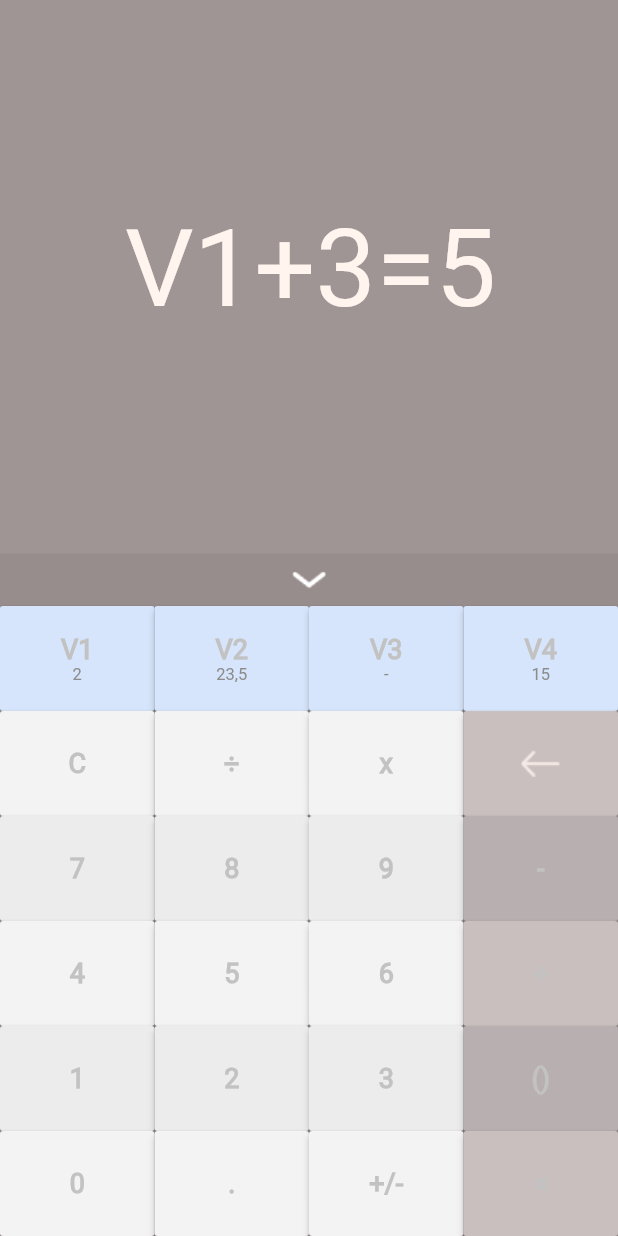
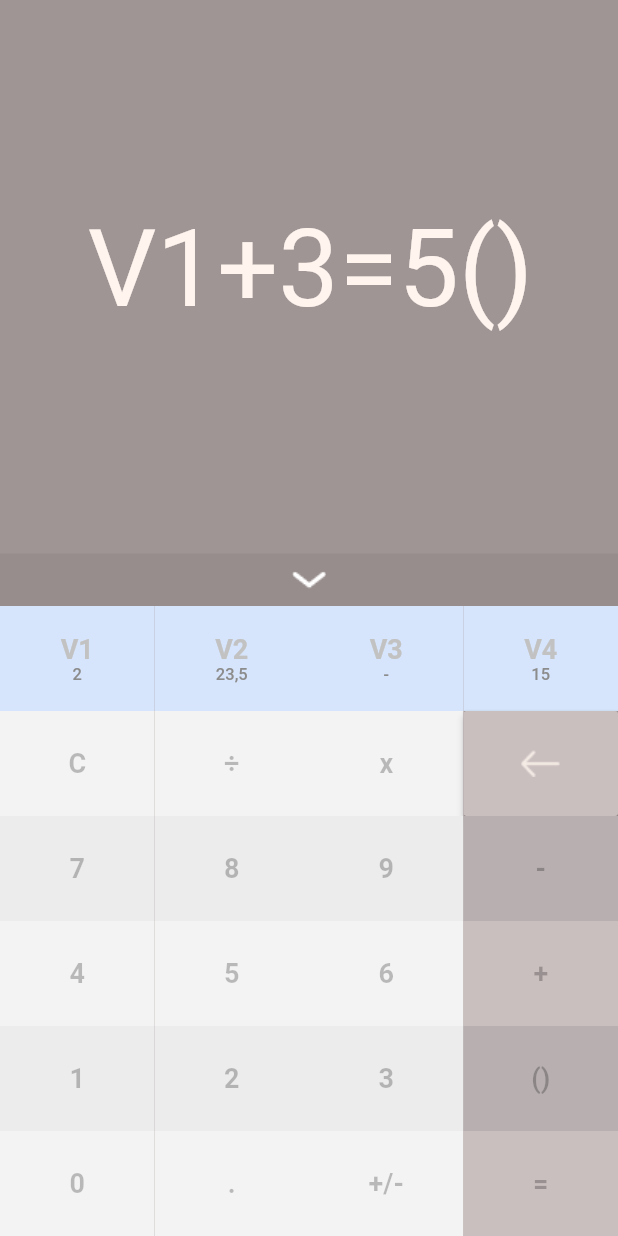
Before and after one commit to Densdix/calc_flutter_app, a Flutter app: the screen it shows after launch, after a tap on "()", on a phone screen of 412 x 824 dp. Run offline on Flutter 3.47's test engine with Material 2 defaults, Android fonts, the phone set to English and light mode, and no system bars.

Commit message:
updated screen and button style

```diff
--- a/lib/main.dart
+++ b/lib/main.dart
@@ -11,7 +11,7 @@ class MyApp extends StatelessWidget {
       theme: ThemeData(
         primarySwatch: Colors.blue,
       ),
-      home: MyHomePage(title: 'Calculator'),
+      home: Calculator(title: 'Calculator'),
     );
   }
 }
--- /dev/null
+++ b/lib/ui/display/screen.dart
@@ -0,0 +1,26 @@
+
+import 'package:flutter/material.dart';
+
+class ScreenPanel extends StatefulWidget{
+  String text = "";
+  ScreenPanel(this.text);
+
+  @override
+  State<StatefulWidget> createState() => _ScreenPanelState();
+
+}
+
+class _ScreenPanelState extends State<ScreenPanel>{
+
+  @override
+  Widget build(BuildContext context) {
+    return Expanded(
+      child: Container(
+          height: 161,
+          alignment: Alignment.center,
+          padding: EdgeInsets.fromLTRB(15, 32.65, 13, 43.35),
+          child: Text(widget.text,
+            style: TextStyle(color: Color.fromRGBO(255, 245, 238, 1), fontSize: 72, fontFamily: "Roboto", fontStyle: FontStyle.normal),)),
+    );
+  }
+}
--- a/lib/ui/main_screen.dart
+++ b/lib/ui/main_screen.dart
@@ -1,19 +1,20 @@
+import 'package:calc_flutter_app/ui/display/screen.dart';
 import 'package:calc_flutter_app/ui/widgets/button_panel.dart';
 import 'package:calc_flutter_app/ui/widgets/custom_button.dart';
 import 'package:flutter/cupertino.dart';
 import 'package:flutter/material.dart';
 
-class MyHomePage extends StatefulWidget {
-  MyHomePage({Key key, this.title}) : super(key: key);
+class Calculator extends StatefulWidget {
+  Calculator({Key key, this.title}) : super(key: key);
 
   String text = "V1+3=5";
   final String title;
 
   @override
-  _MyHomePageState createState() => _MyHomePageState();
+  _CalculatorState createState() => _CalculatorState();
 }
 
-class _MyHomePageState extends State<MyHomePage> {
+class _CalculatorState extends State<Calculator> {
 
 
   @override
@@ -23,14 +24,7 @@ class _MyHomePageState extends State<MyHomePage> {
         color: Color.fromRGBO(160, 149, 149, 1),
         child: Column(
           children: <Widget>[
-            Expanded(
-              child: Container(
-                  height: 161,
-                  alignment: Alignment.center,
-                  padding: EdgeInsets.fromLTRB(15, 32.65, 13, 43.35),
-                  child: Text(widget.text,
-                    style: TextStyle(color: Color.fromRGBO(255, 245, 238, 1), fontSize: 72, fontFamily: "Roboto", fontStyle: FontStyle.normal),)),
-            ),
+            ScreenPanel(widget.text),
             Container(
               height: 35,
               color: Color.fromRGBO(152, 141, 141, 1),
@@ -40,10 +34,36 @@ class _MyHomePageState extends State<MyHomePage> {
                 ),
               ),
             ),
-            ButtonPanel()
+            ButtonPanel(this.onButtonPressed)
           ],
         ),
       ), // This trailing comma makes auto-formatting nicer for build methods.
     );
   }
+
+  void onButtonPressed(String t) {
+    if(t == "C"){
+      clearScreen();
+    }
+    else if (t == "arrow"){
+      cleanSymbol();
+    }
+    else setState(() {
+        widget.text += t;
+      });
+  }
+
+  void clearScreen(){
+    setState(() {
+      widget.text ="";
+    });
+  }
+
+  void cleanSymbol(){
+    setState(() {
+      widget.text = widget.text.substring(0, widget.text.length - 1);
+    });
+  }
+
+
 }
--- a/lib/ui/widgets/button_panel.dart
+++ b/lib/ui/widgets/button_panel.dart
@@ -3,6 +3,9 @@ import 'package:calc_flutter_app/ui/widgets/v_panel.dart';
 import 'package:flutter/material.dart';
 
 class ButtonPanel extends StatelessWidget{
+  Function pressed;
+  ButtonPanel(this.pressed);
+
   @override
   Widget build(BuildContext context) {
     return Container(
@@ -20,9 +23,9 @@ class ButtonPanel extends StatelessWidget{
           ),
           Row(
             children: <Widget>[
-              MyButton("C", Color.fromRGBO(243, 243, 243, 1)),
-              MyButton("÷", Color.fromRGBO(243, 243, 243, 1)),
-              MyButton("x", Color.fromRGBO(243, 243, 243, 1)),
+              MyButton("C", Color.fromRGBO(243, 243, 243, 1), onButtonPressed:  this.pressed),
+              MyButton("÷", Color.fromRGBO(243, 243, 243, 1), onButtonPressed:  this.pressed),
+              MyButton("x", Color.fromRGBO(243, 243, 243, 1), onButtonPressed:  this.pressed),
               Expanded(
                 child: MaterialButton(
                   child: Center(child: Image.asset(
@@ -30,39 +33,39 @@ class ButtonPanel extends StatelessWidget{
                   ),),
                   height: 70,
                   color: Color.fromRGBO(202, 191, 191, 1),
-                  onPressed: () {},
+                  onPressed: (){pressed("arrow");},
                 ),
               ),
             ],
           ),
           Row(
             children: <Widget>[
-              MyButton("7", Color.fromRGBO(236, 236, 236, 1)),
-              MyButton("8", Color.fromRGBO(236, 236, 236, 1)),
-              MyButton("9", Color.fromRGBO(236, 236, 236, 1)),
-              MyButton("-", Color.fromRGBO(184, 176, 176, 1)),
+              MyButton("7", Color.fromRGBO(236, 236, 236, 1), onButtonPressed:  this.pressed),
+              MyButton("8", Color.fromRGBO(236, 236, 236, 1), onButtonPressed:  this.pressed),
+              MyButton("9", Color.fromRGBO(236, 236, 236, 1), onButtonPressed:  this.pressed),
+              MyButton("-", Color.fromRGBO(184, 176, 176, 1), onButtonPressed:  this.pressed),
             ],
           ),
           Row(
             children: <Widget>[
-              MyButton("4", Color.fromRGBO(243, 243, 243, 1)),
-              MyButton("5", Color.fromRGBO(243, 243, 243, 1)),
-              MyButton("6", Color.fromRGBO(243, 243, 243, 1)),
-              MyButton("+", Color.fromRGBO(202, 191, 191, 1)),
+              MyButton("4", Color.fromRGBO(243, 243, 243, 1), onButtonPressed:  this.pressed),
+              MyButton("5", Color.fromRGBO(243, 243, 243, 1), onButtonPressed:  this.pressed),
+              MyButton("6", Color.fromRGBO(243, 243, 243, 1), onButtonPressed:  this.pressed),
+              MyButton("+", Color.fromRGBO(202, 191, 191, 1), onButtonPressed:  this.pressed),
             ],
           ),Row(
             children: <Widget>[
-              MyButton("1", Color.fromRGBO(236, 236, 236, 1)),
-              MyButton("2", Color.fromRGBO(236, 236, 236, 1)),
-              MyButton("3", Color.fromRGBO(236, 236, 236, 1)),
-              MyButton("()", Color.fromRGBO(184, 176, 176, 1)),
+              MyButton("1", Color.fromRGBO(236, 236, 236, 1), onButtonPressed:  this.pressed),
+              MyButton("2", Color.fromRGBO(236, 236, 236, 1), onButtonPressed:  this.pressed),
+              MyButton("3", Color.fromRGBO(236, 236, 236, 1), onButtonPressed:  this.pressed),
+              MyButton("()", Color.fromRGBO(184, 176, 176, 1), onButtonPressed:  this.pressed),
             ],
           ),Row(
             children: <Widget>[
-              MyButton("0", Color.fromRGBO(243, 243, 243, 1)),
-              MyButton(".", Color.fromRGBO(243, 243, 243, 1)),
-              MyButton("+/-", Color.fromRGBO(243, 243, 243, 1)),
-              MyButton("=", Color.fromRGBO(202, 191, 191, 1)),
+              MyButton("0", Color.fromRGBO(243, 243, 243, 1), onButtonPressed:  this.pressed),
+              MyButton(".", Color.fromRGBO(243, 243, 243, 1), onButtonPressed:  this.pressed),
+              MyButton("+/-", Color.fromRGBO(243, 243, 243, 1), onButtonPressed:  this.pressed),
+              MyButton("=", Color.fromRGBO(202, 191, 191, 1), onButtonPressed:  this.pressed),
             ],
           )
         ],
--- a/lib/ui/widgets/custom_button.dart
+++ b/lib/ui/widgets/custom_button.dart
@@ -4,101 +4,24 @@ import 'package:flutter/material.dart';
 class MyButton extends StatelessWidget {
   String _number;
   Color _btnColor;
-  String text = "0";
-  String _text = "0";
-  String operand = "";
-  String number = "";
-  double num1 = 0.0;
-  double num2 = 0.0;
-  bool flag = false;
-  Function(String) myCallback;
 
+  Function(String) onButtonPressed;
 
-  MyButton(this._number, this._btnColor, {this.myCallback});
-
-  addSymbol(String symbol){
-    myCallback(symbol);
-  }
+  MyButton(this._number, this._btnColor, {this.onButtonPressed});
 
   @override
   Widget build(BuildContext context) {
     return Expanded(
-      child: MaterialButton(
-        child: Text(_number, style: TextStyle(fontSize: 18, fontFamily: "Roboto", fontWeight: FontWeight.bold),),
-        height: 70,
+      child: Container(
         color: _btnColor,
-        padding: EdgeInsets.all(0.0),
-        textColor: Color.fromRGBO(194,194,194,1), onPressed: () {},
+        child: MaterialButton(
+          child: Text(_number, style: TextStyle(fontSize: 18, fontFamily: "Roboto", fontWeight: FontWeight.bold, color: Color.fromARGB(62, 0, 0, 0)),),
+          height: 70,
+          onPressed: (){onButtonPressed(_number);},
+        ),
       ),
     );
 
-  /*@override
-  Widget build(BuildContext context) {
-    return Expanded(
-      child: FlatButton(
-        shape: RoundedRectangleBorder(
-            borderRadius: BorderRadius.circular(0.0),
-            side: BorderSide(
-                color: Colors.white,
-                width: 1,
-                style: BorderStyle.solid
-            )
-        ),
-        padding: EdgeInsets.all(20),
-        child: Text(_number, style: TextStyle(fontSize: 20)),
-        onPressed: () => addSymbol(_number),
-        color: _color,
-        textColor: Colors.white,
-      ),
-    );*/
-//    addSymbol(String symbol) {
-//      myCallback(symbol);
-//      return;
-//      if(text.length <= 30) {
-//        if (symbol == "C") {
-//          _text = "0";
-//          text = "0";
-//          operand = "";
-//          num1 = 0.0;
-//          num2 = 0.0;
-//        }
-//        else if (symbol == "+" || symbol == "-" || symbol == "*" || symbol == "/") {
-//          num1 = double.parse(number);
-//          number = "";
-//          _text += symbol;
-//          operand = symbol;
-//        }
-//        else if (symbol == "=") {
-//          num2 = double.parse(number);
-//          number = "";
-//          switch (operand) {
-//            case "+":
-//              _text = (num1 + num2).toString();
-//              break;
-//            case "-":
-//              _text = (num1 - num2).toString();
-//              break;
-//            case "*":
-//              _text = (num1 * num2).toString();
-//              break;
-//            case "/":
-//              _text = (num1 / num2).toString();
-//              break;
-//            default: _text = "0";
-//          }
-//          num1 = 0.0;
-//          num2 = 0.0;
-//        }
-//        else {
-//          if(_text == "0"){
-//            _text = "";
-//          }
-//          number+=symbol;
-//          _text += symbol;
-//        }
-//      }
-//    }
   }
 
-
 }
--- a/lib/ui/widgets/right_panel.dart
+++ /dev/null
@@ -1,24 +0,0 @@
-import 'package:flutter/material.dart';
-
-class RightPanel extends StatelessWidget{
-  String _number;
-  Color _btnColor;
-
-
-  RightPanel(this._number, this._btnColor);
-
-  @override
-  Widget build(BuildContext context) {
-    return Expanded(
-      child: MaterialButton(
-        child: Text(_number, style: TextStyle(
-            fontSize: 18, fontFamily: "Roboto", fontWeight: FontWeight.bold),),
-        height: 70,
-        color: _btnColor,
-        padding: EdgeInsets.all(0.0),
-        textColor: Color.fromRGBO(194, 194, 194, 1),
-        onPressed: () {},
-      ),
-    );
-  }
-}
--- a/lib/ui/widgets/v_panel.dart
+++ b/lib/ui/widgets/v_panel.dart
@@ -10,8 +10,9 @@ class Vpanel extends StatelessWidget{
   @override
   Widget build(BuildContext context) {
     return Expanded(
+      child: Container(
+        color: Color.fromRGBO(214, 229 , 251, 1),
         child: MaterialButton(
-        color: Color.fromRGBO(214, 229 , 251, 1),
           child: Column(
             children: <Widget>[
               Text(_text, style: TextStyle(color: Color.fromRGBO(194, 194, 194, 1),fontSize: 18, fontFamily: "Roboto", fontWeight: FontWeight.bold),),
@@ -20,7 +21,7 @@ class Vpanel extends StatelessWidget{
           ),
           height: 70,
           onPressed: () {},),
+      ),
     );
   }
-
 }
```
Also changed, not shown: pubspec.yaml (+4 -4 lines). Lines whose indentation alone changed are shown as unchanged.
